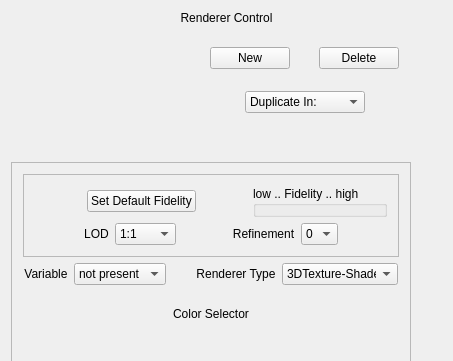
The window that apps/vaporgui/guis/ui/dvr.ui (yyr/vapor) describes before a commit, drawn with Qt 5; both pictures show x 0 to 453 and y 0 to 361 of the 453 by 1070 pixel window.
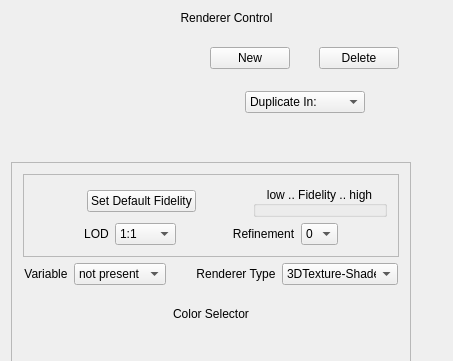
The same window after the commit. Custom widgets are drawn as their Qt base class.

```diff
--- a/apps/vaporgui/guis/ui/dvr.ui
+++ b/apps/vaporgui/guis/ui/dvr.ui
@@ -320,6 +320,12 @@
                    <property name="title">
                     <string>low .. Fidelity .. high</string>
                    </property>
+                   <property name="alignment">
+                    <set>Qt::AlignCenter</set>
+                   </property>
+                   <property name="flat">
+                    <bool>false</bool>
+                   </property>
                   </widget>
                  </item>
                 </layout>
```
